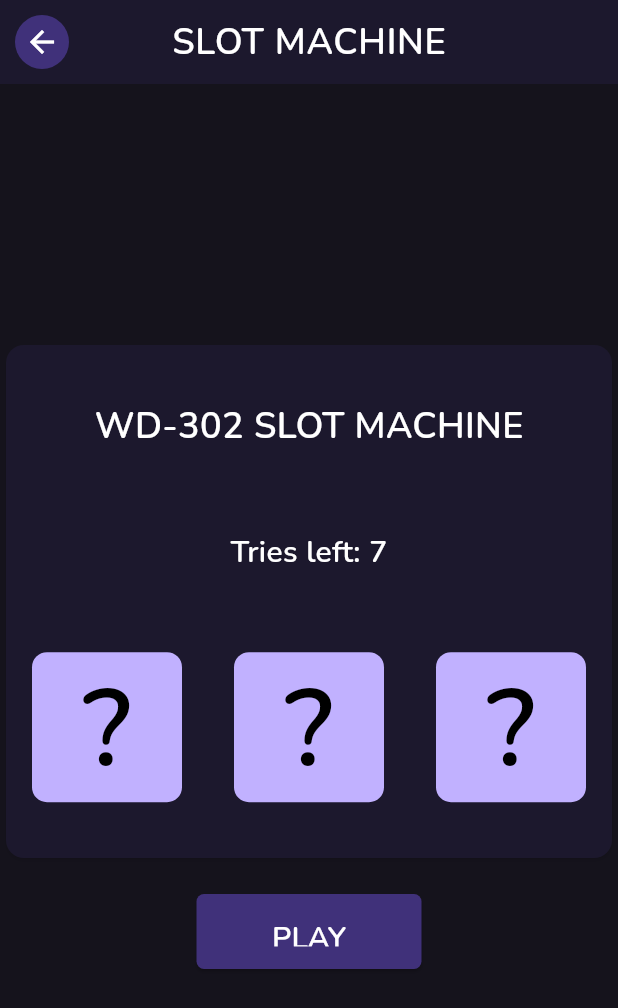
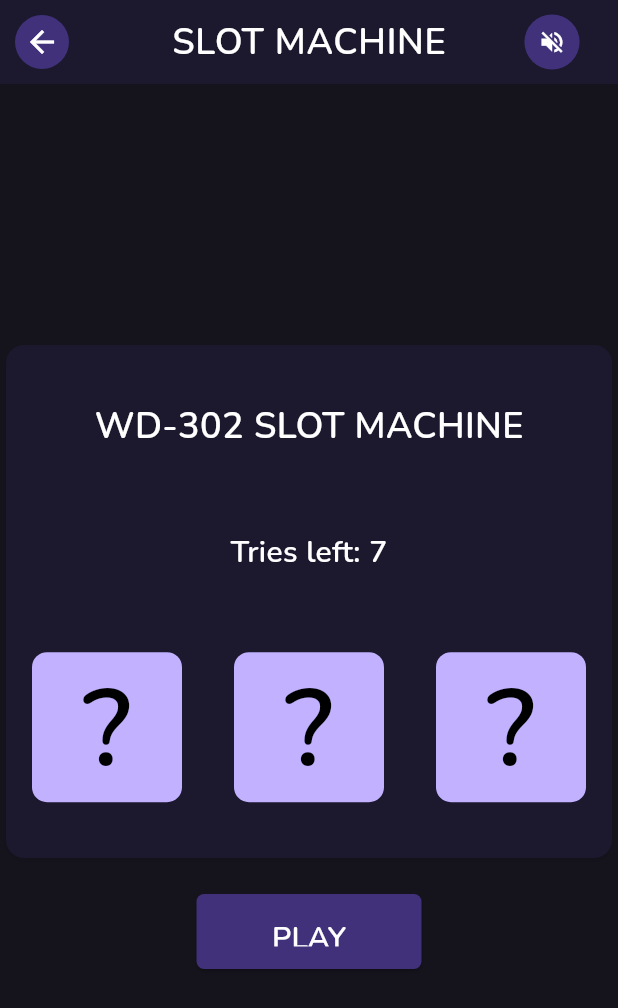
Before and after one commit to jimvdz/fortuneblitz, a Flutter app: the SlotMachine screen opened directly, on a phone screen of 412 x 824 dp. Shown: the top 1008 px of the screen. Run offline on Flutter 3.47's test engine with Material 3 defaults, Android fonts, the phone set to English and light mode, and no system bars; our stand-ins replace flutter_svg, get; missing offline and left inert: flame_audio.

Commit message:
Insert audio button on all games

```diff
--- /dev/null
+++ b/lib/audio/audiobutton.dart
@@ -0,0 +1,53 @@
+// Audio button functionality made with <3 by Jimwel Valdez. Copyright (c) 2025. All rights reserved.
+
+import 'package:flutter/material.dart';
+import 'package:provider/provider.dart';
+import 'package:fortuneblitz/audio/audio_controller.dart';
+
+class AudioButton extends StatefulWidget {
+  const AudioButton({super.key});
+
+  @override
+  State<AudioButton> createState() => _AudioButtonState();
+}
+
+class _AudioButtonState extends State<AudioButton> {
+  @override
+  Widget build(BuildContext context) {
+    final theme = Theme.of(context);
+    final audioController = Provider.of<AudioController>(context, listen: false);
+
+
+    return Padding(
+      padding: const EdgeInsets.only(right: 20),
+      child: Transform.scale(
+        scale: 0.92,
+        child: IconButton(
+          icon: Icon(
+            audioController.isMuted ? Icons.volume_off : Icons.volume_up,
+            color: Colors.white,
+            size: 20
+          ),
+          onPressed: () {
+            setState(() {
+              audioController.isMuted = !audioController.isMuted;
+              if (audioController.isMuted) {
+                audioController.stopMusic();
+                audioController.mute(true);
+              } else {
+                audioController.startMusic();
+                audioController.mute(false);
+              }
+            });
+          },
+          style: IconButton.styleFrom(
+            backgroundColor: theme.colorScheme.secondary,
+            shape: const CircleBorder(),
+            padding: const EdgeInsets.all(0),
+            fixedSize: const Size(20, 20)
+          ),
+        ),
+      )
+    );
+  }
+}
--- a/lib/screens/colorgame/colorgame.dart
+++ b/lib/screens/colorgame/colorgame.dart
@@ -1,8 +1,11 @@
 import 'package:flutter/material.dart';
+import 'package:fortuneblitz/audio/audiobutton.dart';
 import 'package:fortuneblitz/theme.dart';
 import 'package:fortuneblitz/controller.dart';
 import 'package:get/get.dart';
 import 'dart:math';
+import 'package:provider/provider.dart';
+import 'package:fortuneblitz/audio/audio_controller.dart';
 
 class ColorGame extends StatefulWidget {
   const ColorGame({super.key});
@@ -190,6 +193,8 @@ class _ColorGameState extends State<ColorGame> {
   @override
   Widget build(BuildContext context) {
     final theme = Theme.of(context);
+    final audioController = Provider.of<AudioController>(context, listen: false);
+
     return Scaffold(
       appBar: AppBar(
         centerTitle: true,
@@ -213,6 +218,7 @@ class _ColorGameState extends State<ColorGame> {
             ),
           ),
         ),
+        actions: [AudioButton()],
       ),
       body: SingleChildScrollView(
         child: Column(
--- a/lib/screens/jackenpoy/jackenpoy.dart
+++ b/lib/screens/jackenpoy/jackenpoy.dart
@@ -1,8 +1,11 @@
 import 'package:flutter/material.dart';
+import 'package:fortuneblitz/audio/audiobutton.dart';
 import 'package:get/get.dart';
 import "package:fortuneblitz/theme.dart";
 import "package:fortuneblitz/controller.dart";
 import 'dart:math';
+import 'package:provider/provider.dart';
+import 'package:fortuneblitz/audio/audio_controller.dart';
 
 void main() {
   runApp(Jackenpoy());
@@ -179,6 +182,7 @@ void showGameOverDialog() {
   @override
   Widget build(BuildContext context) {
     final theme = myTheme;
+    final audioController = Provider.of<AudioController>(context, listen: false);
 
     return MaterialApp(
       title: 'Jackenpoy',
@@ -198,6 +202,7 @@ void showGameOverDialog() {
               backgroundColor: theme.colorScheme.secondary,
             ),
           ),
+          actions: [AudioButton()],
         ),
         body: Container(
           width: double.infinity,
--- a/lib/screens/luckynumber/luckynumber.dart
+++ b/lib/screens/luckynumber/luckynumber.dart
@@ -2,8 +2,11 @@
 
 import 'dart:math';
 import 'package:flutter/material.dart';
+import 'package:fortuneblitz/audio/audiobutton.dart';
 import 'package:get/get.dart';
 import 'package:fortuneblitz/controller.dart';
+import 'package:provider/provider.dart';
+import 'package:fortuneblitz/audio/audio_controller.dart';
 
 class LuckyNumber extends StatefulWidget {
   const LuckyNumber({super.key});
@@ -223,6 +226,7 @@ class _LuckyNumberState extends State<LuckyNumber> {
   @override
   Widget build(BuildContext context) {
     final theme = Theme.of(context);
+    final audioController = Provider.of<AudioController>(context, listen: false);
 
     return Scaffold(
       appBar: AppBar(
@@ -243,6 +247,7 @@ class _LuckyNumberState extends State<LuckyNumber> {
             ),
           ),
         ),
+        actions: [AudioButton()],
       ),
       body: SingleChildScrollView(
         child: Column(
--- a/lib/screens/slotmachine/slotmachine.dart
+++ b/lib/screens/slotmachine/slotmachine.dart
@@ -1,8 +1,11 @@
 import 'package:flutter/material.dart';
+import 'package:fortuneblitz/audio/audiobutton.dart';
 import 'package:fortuneblitz/theme.dart';
 import 'package:fortuneblitz/controller.dart';
 import 'package:get/get.dart';
 import 'dart:math';
+import 'package:provider/provider.dart';
+import 'package:fortuneblitz/audio/audio_controller.dart';
 
 class SlotMachine extends StatefulWidget {
   const SlotMachine({super.key});
@@ -166,6 +169,7 @@ class _SlotMachineState extends State<SlotMachine> {
 
   Widget buildSlotBox(String symbol) {
     final theme = myTheme;
+
     return Container(
       //slot machine container
       height: 100,
@@ -245,6 +249,8 @@ class _SlotMachineState extends State<SlotMachine> {
   @override
   Widget build(BuildContext context) {
     final theme = Theme.of(context);
+    final audioController = Provider.of<AudioController>(context, listen: false);
+
     return Scaffold(
       appBar: AppBar(
         centerTitle: true,
@@ -268,6 +274,7 @@ class _SlotMachineState extends State<SlotMachine> {
             ),
           ),
         ),
+        actions: [AudioButton()],
       ),
       body: SingleChildScrollView(
         child: Column(
```
Also changed, not shown: lib/screens/lotto/lotto.dart (+7 -0 lines).
